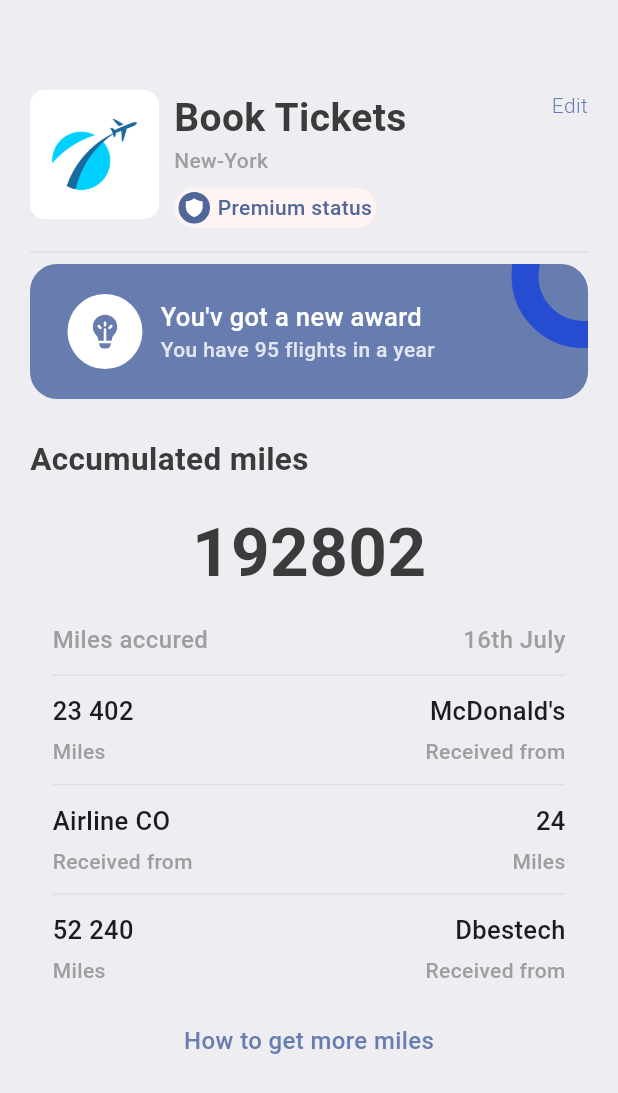
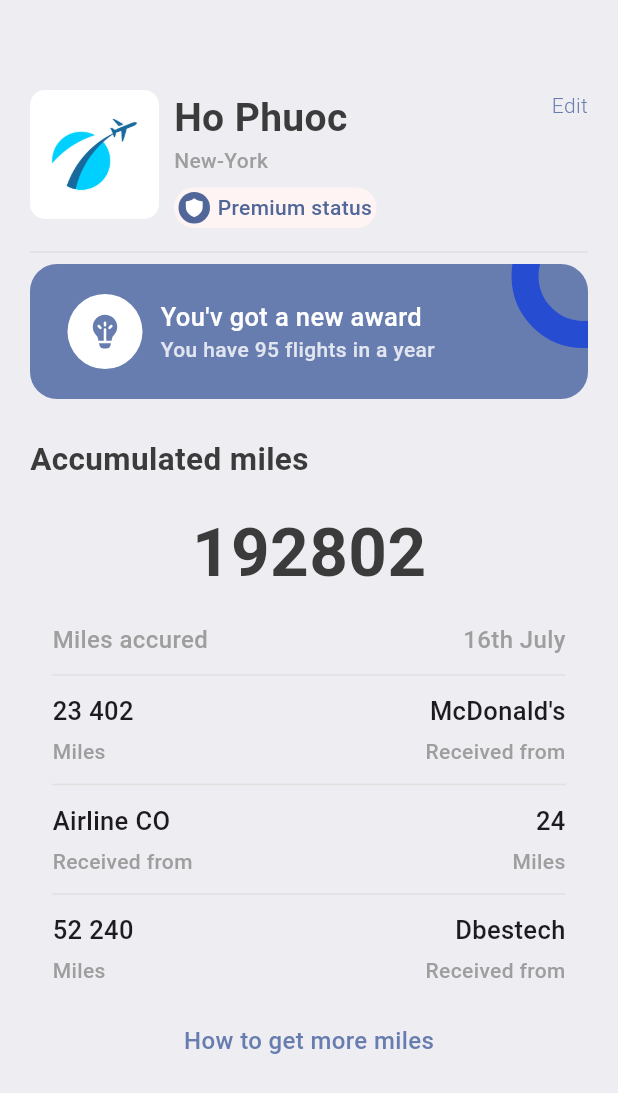
Before and after one commit to phuocAnonydev14/flutter_tickets, a Flutter app: the ProfileScreen screen opened directly, on a phone screen of 412 x 824 dp. Shown: the top 1093 px of the screen. Run offline on Flutter 3.47's test engine with Material 3 defaults, Android fonts, the phone set to English and light mode, and no system bars; our stand-ins replace barcode_widget, bloc, fluentui_icons, flutter_bloc, flutter_riverpod, get and 1 more; accounts and stored records are empty; generated files the repository leaves out were written again; network calls fail; key blocks and very long unbroken strings in the code were emptied for the run.

```diff
--- a/lib/main.dart
+++ b/lib/main.dart
@@ -33,7 +33,7 @@ class MyApp extends ConsumerWidget {
         debugShowCheckedModeBanner: false,
         routes: {
           AppRoutes.register: (context) => RegistrationPage(),
-          AppRoutes.homePage: (context) => authState.isAuthenticated ? BottomNavBar() : LoginPage(),
+          AppRoutes.homePage: (context) => BottomNavBar(),
           AppRoutes.login: (context) => LoginPage(),
           AppRoutes.allTickets: (context) => const AllTickets(),
           AppRoutes.ticketScreen: (context) => const TicketScreen(),
--- a/lib/screens/auth/login.dart
+++ b/lib/screens/auth/login.dart
@@ -29,7 +29,6 @@ class LoginPage extends ConsumerWidget {
 
     Future<void> _loginUser(String email, String password, WidgetRef ref) async {
       try{
-
         final url = Uri.parse('http://192.168.78.102:3001/login');
         print('Start fetch');
         final response = await http.post(
--- a/lib/screens/profile/profile.dart
+++ b/lib/screens/profile/profile.dart
@@ -2,17 +2,23 @@ import 'package:fluentui_icons/fluentui_icons.dart';
 import 'package:flutter/cupertino.dart';
 import 'package:flutter/foundation.dart';
 import 'package:flutter/material.dart';
+import 'package:flutter_riverpod/flutter_riverpod.dart';
+import 'package:get/get.dart';
 import 'package:ticket_app/base/res/media.dart';
 import 'package:ticket_app/base/res/styles/app_styles.dart';
 import 'package:ticket_app/base/widgets/app_coloum_text_layout.dart';
 import 'package:ticket_app/base/widgets/heading_text.dart';
 import 'package:ticket_app/base/widgets/text_style_third.dart';
+import 'package:ticket_app/provider/auth_provider.dart';
 
-class ProfileScreen extends StatelessWidget {
+class ProfileScreen extends ConsumerWidget {
   const ProfileScreen({super.key});
 
   @override
-  Widget build(BuildContext context) {
+  Widget build(BuildContext context, WidgetRef ref) {
+    final authState = ref.watch(authProvider);
+
+
     return Scaffold(
       backgroundColor: AppStyles.bgColor,
       body: ListView(
@@ -38,7 +44,7 @@ class ProfileScreen extends StatelessWidget {
               Column(
                 crossAxisAlignment: CrossAxisAlignment.start,
                 children: [
-                  const HeadingText(text: "Book Tickets", isColor: false),
+                  const HeadingText(text: "Ho Phuoc", isColor: false),
                   Text(
                     "New-York",
                     style: TextStyle(
```
Also changed, not shown: db_init.txt (+22 -0 lines), lib/base/widgets/ticket_view.dart (+4 -4 lines), lib/provider/hotel_provider.dart (added, +11 -0 lines), lib/screens/home/home_screen.dart (+9 -7 lines).
